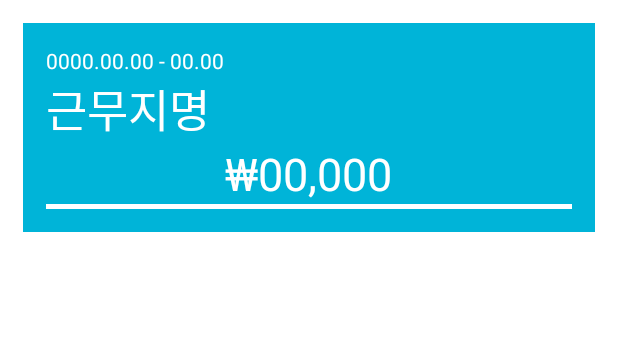
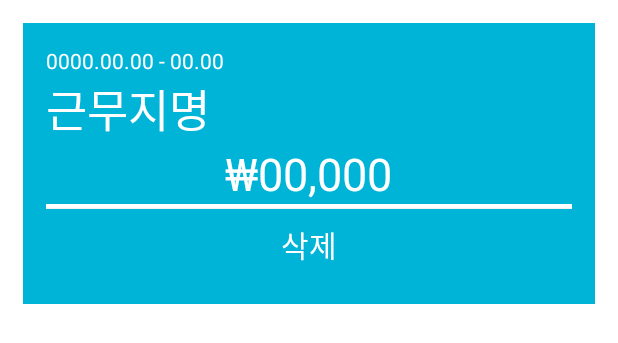
Before and after one commit to Njongwook/24-1-MCTeamProject, an Android app: the layout list_place.xml on its own in the app's theme, with its tools: preview values and no code run, on a phone screen of 412 x 824 dp. Shown: the top 343 px of the screen. Run offline under Robolectric (Android 15) with nearby library versions, the phone set to English and light mode, and no system bars.

```diff
--- a/app/src/main/java/com/example/timeconversionapplication/HomeFragment.kt
+++ b/app/src/main/java/com/example/timeconversionapplication/HomeFragment.kt
@@ -68,10 +68,10 @@ class HomeFragment : Fragment() {
         binding.recyclerView2.layoutManager = LinearLayoutManager(requireContext())
         binding.recyclerView2.addItemDecoration(DividerItemDecoration(requireContext(), LinearLayoutManager.VERTICAL))
 
-        adapter = MyAdapter(mutableListOf())
+        adapter = MyAdapter(mutableListOf(), dbHelper)
         binding.recyclerView1.adapter = adapter
 
-        adapter2 = MyAdapter(mutableListOf())
+        adapter2 = MyAdapter(mutableListOf(), dbHelper)
         binding.recyclerView2.adapter = adapter2
     }
 
--- a/app/src/main/java/com/example/timeconversionapplication/JobRegisActivity.kt
+++ b/app/src/main/java/com/example/timeconversionapplication/JobRegisActivity.kt
@@ -36,7 +36,7 @@ class JobRegisActivity : AppCompatActivity() {
         for (e in getList) {
             Log.d("TAG", e.toString())
         }
-        val adapter = MyAdapter(getList)
+        val adapter = MyAdapter(getList, dbHelper)
 
         var salaryStyle = 0
         binding.daySalary.setOnClickListener{
--- a/app/src/main/res/layout/list_place.xml
+++ b/app/src/main/res/layout/list_place.xml
@@ -63,4 +63,13 @@
         android:layout_width="match_parent"
         android:layout_height="5px"
         android:background="@color/white"/>
+    <androidx.appcompat.widget.AppCompatButton
+        android:id="@+id/delete"
+        android:text="삭제"
+        android:layout_width="match_parent"
+        android:layout_height="wrap_content"
+        android:background="@color/blue3"
+        android:textColor="@color/white"
+        android:textSize="20sp"
+        android:layout_gravity="end"/>
 </LinearLayout>
```
Also changed, not shown: app/src/main/java/com/example/timeconversionapplication/JobRegisDetailActivity.kt (+1 -7 lines), app/src/main/java/com/example/timeconversionapplication/MyAdapter.kt (+28 -13 lines), app/src/main/java/com/example/timeconversionapplication/MyDatabase.kt (+12 -0 lines), app/src/main/java/com/example/timeconversionapplication/PlaceViewHolder.kt (added, +13 -0 lines), app/src/main/res/layout/list_product.xml (+9 -0 lines).
